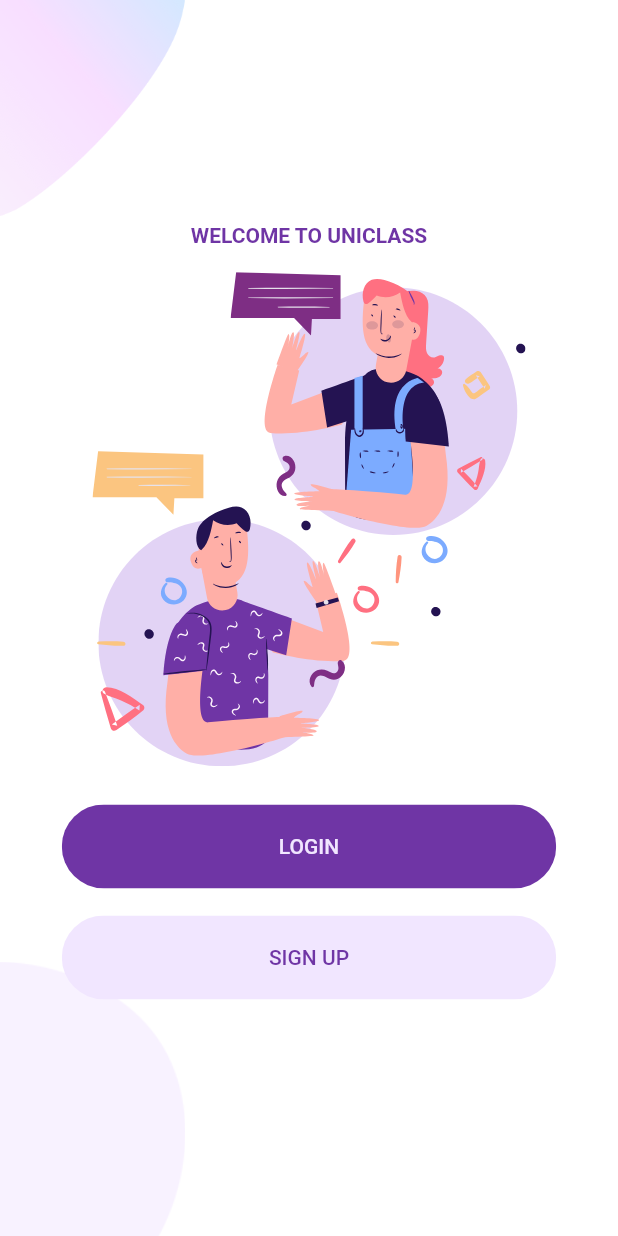
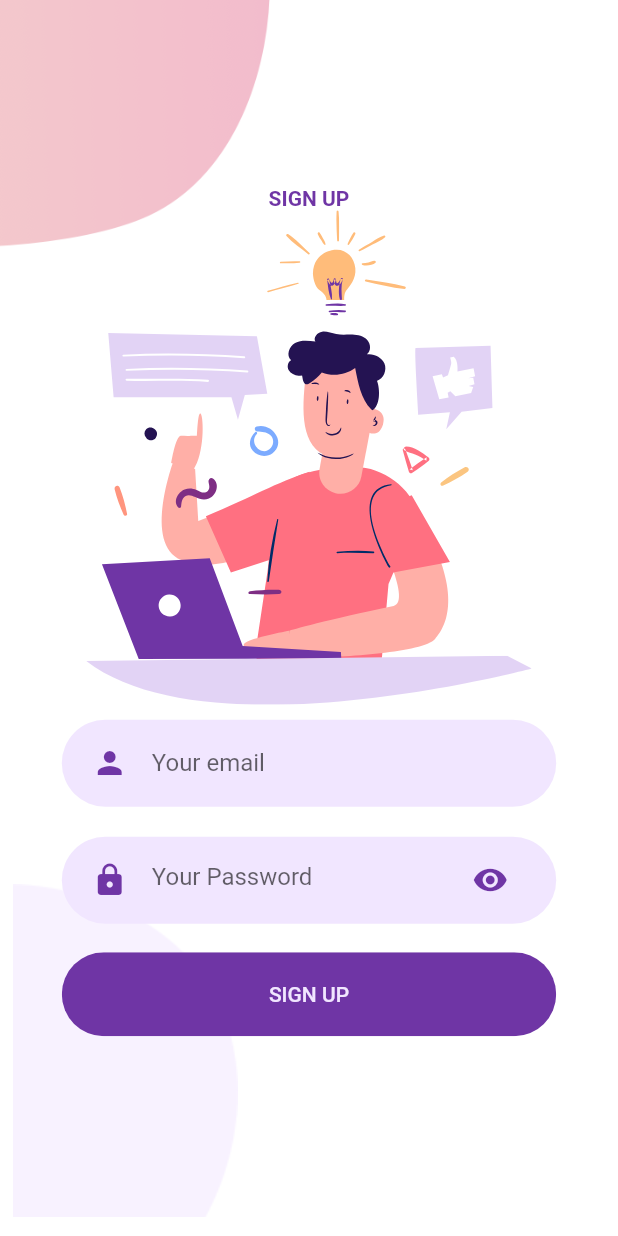
Before and after one commit to DenisBiwott/Uniclass, a Flutter app: the screen it shows after launch, after a tap on "SIGN UP", on a phone screen of 412 x 824 dp. Run offline on Flutter 3.47's test engine with Material 2 defaults, Android fonts, the phone set to English and light mode, and no system bars; our stand-ins replace flutter_svg.

Commit message:
Create sign up page
Add sign up page and wire it up

```diff
--- a/lib/Screens/Login/components/body.dart
+++ b/lib/Screens/Login/components/body.dart
@@ -31,7 +31,6 @@ class LoginBody extends StatelessWidget {
             RoundedInputField(
               icon: Icons.person,
               onChanged: (value) {
-                print("The email is $value");
               },
               hintText: "Your email",
             ),
--- /dev/null
+++ b/lib/Screens/SignUp/background.dart
@@ -0,0 +1,36 @@
+import 'package:flutter/material.dart';
+
+class SignUpBackground extends StatelessWidget {
+  final Widget child;
+  const SignUpBackground({
+    Key key,
+    @required this.child,
+  }) : super(key: key);
+
+  @override
+  Widget build(BuildContext context) {
+    Size size = MediaQuery.of(context).size;
+    return Container(
+      width: double.infinity,
+      height: size.height,
+      child: Stack(
+        alignment: Alignment.center,
+        children: [
+          Positioned(
+            left: 0,
+            top: 0,
+            child: Image.asset("assets/images/signup_top.png"),
+            height: size.height * 0.2,
+          ),
+          Positioned(
+            bottom: 0,
+            left: 0,
+            child: Image.asset("assets/images/main_bottom.png"),
+            height: size.height * 0.3,
+          ),
+          child,
+        ],
+      ),
+    );
+  }
+}
--- /dev/null
+++ b/lib/Screens/SignUp/sign_up_screen.dart
@@ -0,0 +1,52 @@
+import 'package:flutter/material.dart';
+import 'package:flutter_svg/flutter_svg.dart';
+import 'package:uniclass/Screens/Login/components/password_input_field.dart';
+import 'package:uniclass/Screens/Login/components/rounded_input_field.dart';
+import 'package:uniclass/Screens/SignUp/background.dart';
+import 'package:uniclass/Screens/Welcome/components/rounded_button.dart';
+import 'package:uniclass/constants.dart';
+
+class SignUp extends StatelessWidget {
+  @override
+  Widget build(BuildContext context) {
+    Size size = MediaQuery.of(context).size;
+    return Scaffold(
+      body: SingleChildScrollView(
+        child: SignUpBackground(
+          child: Column(
+            mainAxisAlignment: MainAxisAlignment.center,
+            children: [
+              Text(
+                "SIGN UP",
+                style: TextStyle(
+                  fontWeight: FontWeight.bold,
+                  color: kPrimaryColor,
+                ),
+              ),
+              SvgPicture.asset(
+                "assets/icons/signup.svg",
+                width: size.width * 0.8,
+                height: size.height * 0.4,
+              ),
+              RoundedInputField(
+                icon: Icons.person,
+                hintText: "Your email",
+                onChanged: (value) {},
+              ),
+              PasswordInputField(
+                hintText: "Your Password",
+                onChanged: (value) {},
+              ),
+              RoundedButton(
+                color: kPrimaryColor,
+                text: "SIGN UP",
+                textColor: kPrimaryLightColor,
+                press: () {},
+              ),
+            ],
+          ),
+        ),
+      ),
+    );
+  }
+}
--- a/lib/Screens/Welcome/components/body.dart
+++ b/lib/Screens/Welcome/components/body.dart
@@ -1,6 +1,7 @@
 import 'package:flutter/material.dart';
 import 'package:flutter_svg/svg.dart';
 import 'package:uniclass/Screens/Login/login_screen.dart';
+import 'package:uniclass/Screens/SignUp/sign_up_screen.dart';
 import 'package:uniclass/Screens/Welcome/components/background.dart';
 import 'package:uniclass/Screens/Welcome/components/rounded_button.dart';
 import 'package:uniclass/constants.dart';
@@ -49,7 +50,16 @@ class Body extends StatelessWidget {
               text: 'SIGN UP',
               color: kPrimaryLightColor,
               textColor: kPrimaryColor,
-              press: () {},
+              press: () {
+                Navigator.push(
+                  context,
+                  MaterialPageRoute(
+                    builder: (context) {
+                      return SignUp();
+                    },
+                  ),
+                );
+              },
             ),
           ],
         ),
```
